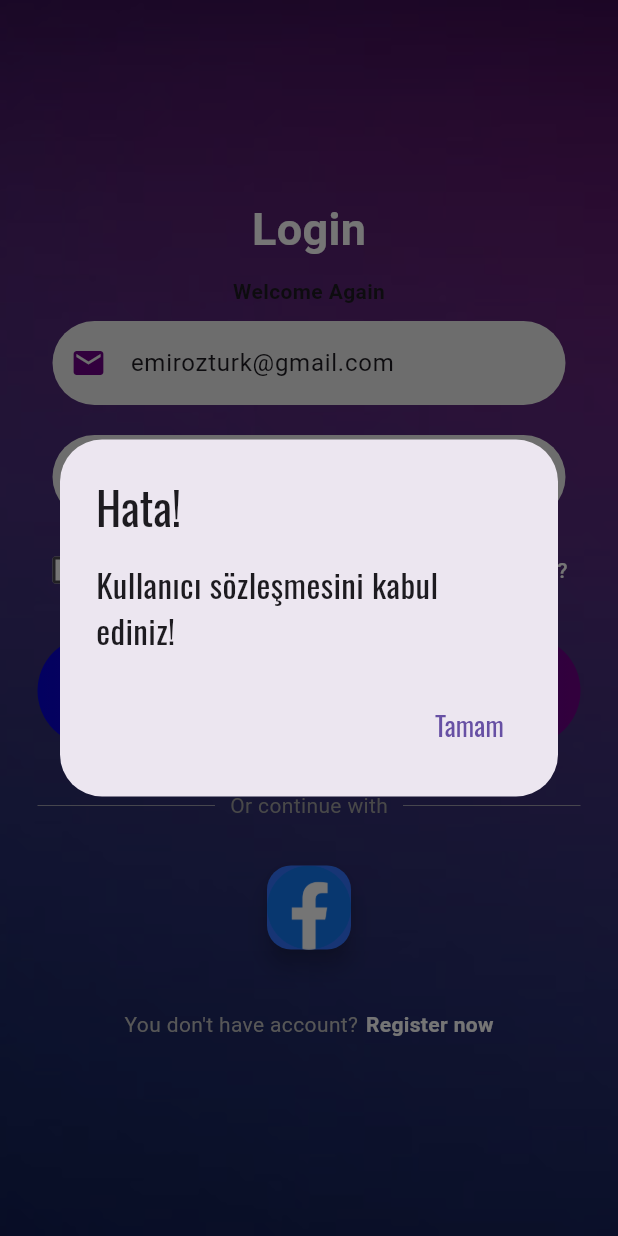
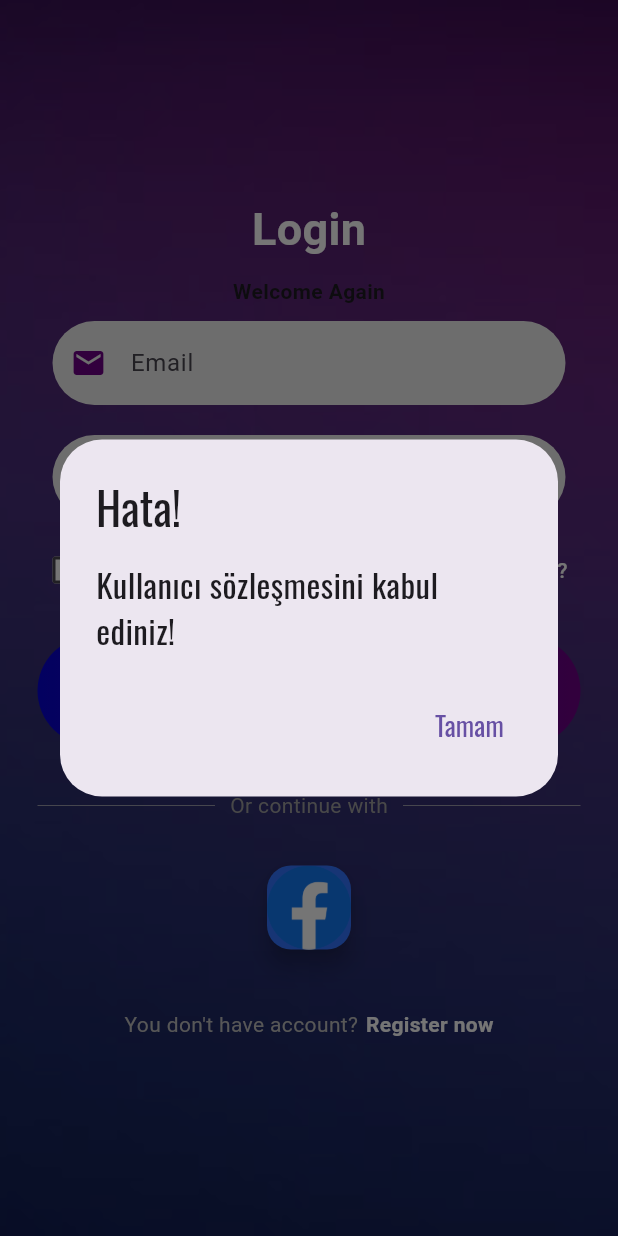
Before and after one commit to Tugay72/araba_sevdasi, a Flutter app: the screen it shows after launch, after a tap on "Login", on a phone screen of 412 x 824 dp. Run offline on Flutter 3.47's test engine with Material 3 defaults, Android fonts, the phone set to English and light mode, and no system bars; our stand-ins replace geolocator, google_maps_flutter, lottie, toggle_switch.

```diff
--- a/lib/pages/auth/signin.dart
+++ b/lib/pages/auth/signin.dart
@@ -1,4 +1,5 @@
 import 'package:araba_sevdasi/anaMenu.dart';
+import 'package:araba_sevdasi/pages/auth/animation.dart';
 import 'package:araba_sevdasi/pages/auth/kullanici_sozlesmesi.dart';
 import 'package:flutter/material.dart';
 import 'package:araba_sevdasi/components/buttons.dart';
@@ -27,8 +28,8 @@ class Login extends StatefulWidget {
 
 class LoginState extends State<Login> {
   // text editing controllers
-  final _emailController = TextEditingController(text: "emirozturk@gmail.com");
-  final _passwordController = TextEditingController(text: "123");
+  final _emailController = TextEditingController();
+  final _passwordController = TextEditingController();
   //final _emailController = TextEditingController();
   //final _passwordController = TextEditingController();
   // initialize the emailController
@@ -40,7 +41,7 @@ class LoginState extends State<Login> {
         _passwordController.text == "123" &&
         isChecked) {
       Navigator.push(
-          context, MaterialPageRoute(builder: (context) => const AnaMenu()));
+          context, MaterialPageRoute(builder: (context) => const AnimationLogin()));
     } else {
       // Alert message
       if (isChecked == false) {
--- a/lib/pages/auth/signup.dart
+++ b/lib/pages/auth/signup.dart
@@ -1,7 +1,4 @@
-import 'package:araba_sevdasi/pages/auth/animation.dart';
 import 'package:flutter/material.dart';
-// ignore: unused_import
-import 'package:araba_sevdasi/profilListe/kullanici_listesi.dart';
 import 'package:araba_sevdasi/components/buttons.dart';
 import 'package:araba_sevdasi/components/textfieldStructure.dart';
 import 'package:araba_sevdasi/pages/auth/signin.dart';
@@ -18,7 +15,7 @@ class SignUp extends StatelessWidget {
 
   void signUserUp(BuildContext context) {
     Navigator.push(context,
-        MaterialPageRoute(builder: (context) => const AnimationLogin()));
+        MaterialPageRoute(builder: (context) => const Login()));
   }
 
   // method for route to singin page
```
Also changed, not shown: lib/pages/auth/animation.dart (+43 -3 lines).
